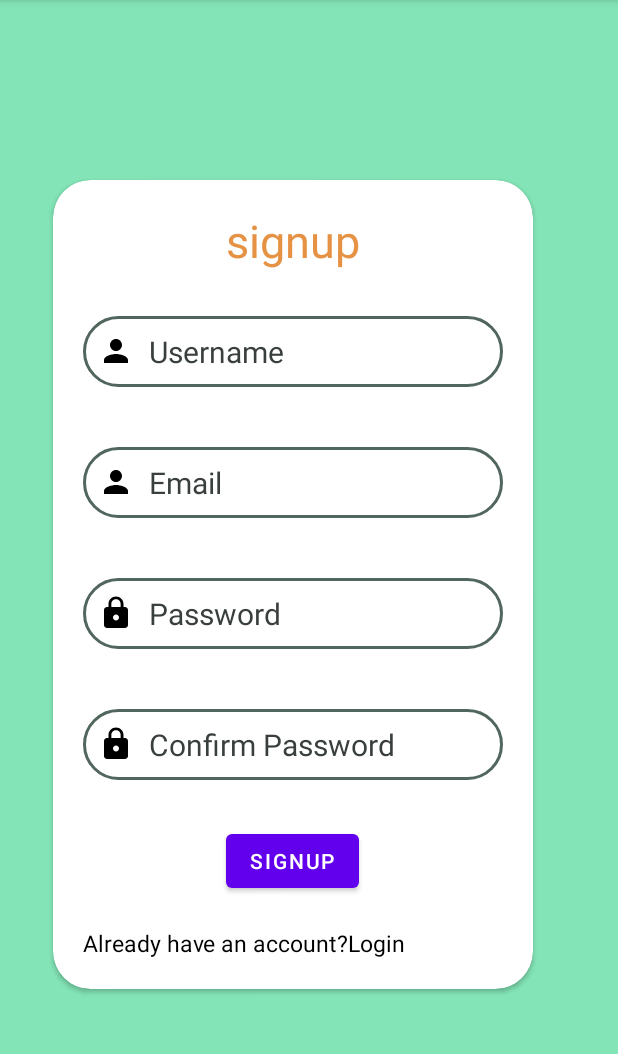
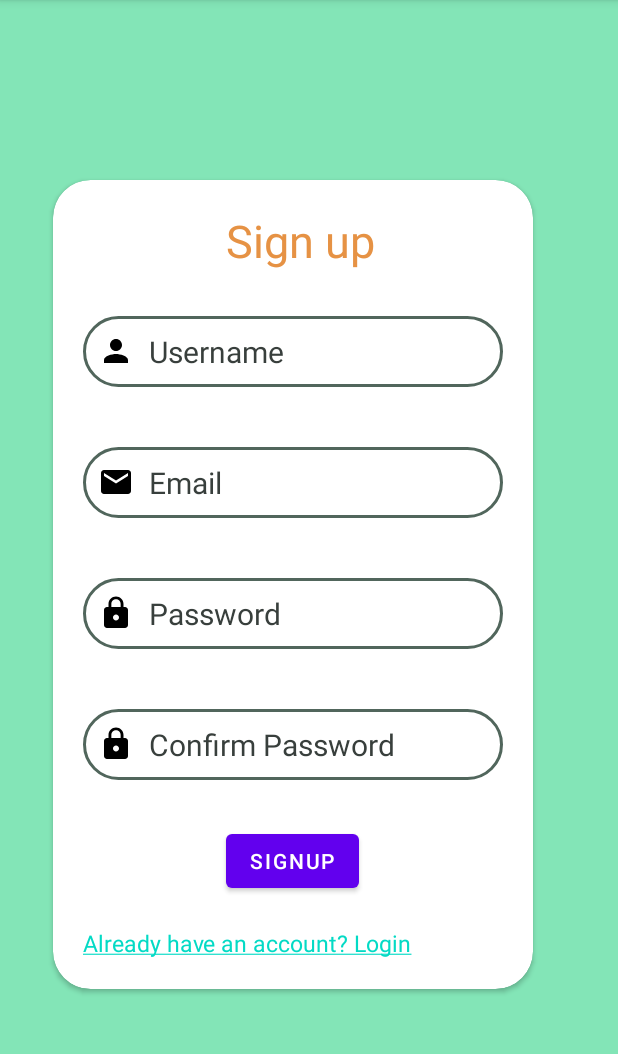
Before and after one commit to sundarraj-53/IOT-DASHBOARD, an Android app: the new3 screen opened directly, with no data from a screen before it, on a phone screen of 412 x 824 dp, the part 84-1138 px from its top. Run offline under Robolectric (Android 15) with nearby library versions, the phone set to English and light mode, and no system bars.

```diff
--- a/IOTDASH/app/build.gradle
+++ b/IOTDASH/app/build.gradle
@@ -22,6 +22,10 @@ android {
             proguardFiles getDefaultProguardFile('proguard-android-optimize.txt'), 'proguard-rules.pro'
         }
     }
+    buildFeatures{
+        viewBinding true
+
+    }
     compileOptions {
         sourceCompatibility JavaVersion.VERSION_1_8
         targetCompatibility JavaVersion.VERSION_1_8
--- a/IOTDASH/app/src/main/AndroidManifest.xml
+++ b/IOTDASH/app/src/main/AndroidManifest.xml
@@ -1,7 +1,6 @@
 <?xml version="1.0" encoding="utf-8"?>
 <manifest xmlns:android="http://schemas.android.com/apk/res/android"
     xmlns:tools="http://schemas.android.com/tools">
-
     <application
         android:allowBackup="true"
         android:dataExtractionRules="@xml/data_extraction_rules"
--- a/IOTDASH/app/src/main/java/com/example/iotdash/new3.java
+++ b/IOTDASH/app/src/main/java/com/example/iotdash/new3.java
@@ -4,32 +4,77 @@ import androidx.appcompat.app.AppCompatActivity;
 
 import android.content.Intent;
 import android.os.Bundle;
+import android.util.Patterns;
 import android.view.View;
 import android.widget.Button;
 import android.widget.EditText;
 import android.widget.TextView;
 import android.widget.Toast;
 
+import com.example.iotdash.databinding.ActivityNew3Binding;
+
 public class new3 extends AppCompatActivity {
 
-    TextView signup_text,Login_text;
-    EditText User_edit,Email_edit,Password_edit,CPassword_Edit;
-    Button Signup;
-
+    ActivityNew3Binding binding;
+    DBHandler db;
 
     @Override
     protected void onCreate(Bundle savedInstanceState) {
         super.onCreate(savedInstanceState);
-        setContentView(R.layout.activity_new3);
-        signup_text=findViewById(R.id.sign);
-        Login_text=findViewById(R.id.Login);
-        User_edit=findViewById(R.id.username);
-        Email_edit=findViewById(R.id.email);
-        Password_edit=findViewById(R.id.password);
-        CPassword_Edit=findViewById(R.id.c_password);
-        Signup=findViewById(R.id.sign_up_button);
+        binding=ActivityNew3Binding.inflate(getLayoutInflater());
+        setContentView(binding.getRoot());
 
-        Login_text.setOnClickListener(new View.OnClickListener() {
+        db= new DBHandler(this);
+
+
+        binding.signup.setOnClickListener(new View.OnClickListener() {
+            @Override
+            public void onClick(View v) {
+                String Username = binding.username.getText().toString();
+                String Email = binding.email.getText().toString();
+                String Password = binding.password.getText().toString();
+                String Cpassword = binding.cPassword.getText().toString();
+
+                if (Username.isEmpty() && Email.isEmpty() && Password.isEmpty() && Cpassword.isEmpty()) {
+                    Toast.makeText(new3.this, "Enter the Signup creditals", Toast.LENGTH_SHORT).show();
+                    return;
+                }
+                if (!Password.equals(Cpassword)) {
+                    Toast.makeText(new3.this, "Password does not match", Toast.LENGTH_SHORT).show();
+                }
+                if (!Patterns.EMAIL_ADDRESS.matcher(Email).matches()) {
+                    Toast.makeText(new3.this, "Enter the Valid Email Address", Toast.LENGTH_SHORT).show();
+                }
+                if (Password.length() > 15) {
+                    Toast.makeText(new3.this, "Password size is Not greater than 10", Toast.LENGTH_SHORT).show();
+                    return;
+                } else {
+
+                    if (Password.equals(Cpassword)) {
+                        Boolean checkUserEmail = db.checkEmail(Username,Email);
+//                        Email
+
+
+                        if (checkUserEmail == false) {
+                            Boolean insert = db.insertData(Username,Email,Password,Cpassword);
+//                            Email,
+                            if (insert == true) {
+                                Toast.makeText(new3.this, "Sign Up Successfully", Toast.LENGTH_SHORT).show();
+                                startActivity(new Intent(new3.this, MainActivity.class));
+                            } else {
+                                Toast.makeText(new3.this, "Sign up Failed", Toast.LENGTH_SHORT).show();
+                            }
+                        } else {
+                            Toast.makeText(new3.this, "User already existed please login", Toast.LENGTH_SHORT).show();
+                        }
+                    } else {
+                        Toast.makeText(new3.this, "Incorrect Password", Toast.LENGTH_SHORT).show();
+                    }
+                }
+            }
+
+        });
+        binding.Login.setOnClickListener(new View.OnClickListener() {
             @Override
             public void onClick(View v) {
                 startActivity(new Intent(new3.this,MainActivity.class));
--- /dev/null
+++ b/IOTDASH/app/src/main/res/drawable/baseline_group_24.xml
@@ -0,0 +1,5 @@
+<vector android:height="24dp" android:tint="#000000"
+    android:viewportHeight="24" android:viewportWidth="24"
+    android:width="24dp" xmlns:android="http://schemas.android.com/apk/res/android">
+    <path android:fillColor="@android:color/white" android:pathData="M16,11c1.66,0 2.99,-1.34 2.99,-3S17.66,5 16,5c-1.66,0 -3,1.34 -3,3s1.34,3 3,3zM8,11c1.66,0 2.99,-1.34 2.99,-3S9.66,5 8,5C6.34,5 5,6.34 5,8s1.34,3 3,3zM8,13c-2.33,0 -7,1.17 -7,3.5L1,19h14v-2.5c0,-2.33 -4.67,-3.5 -7,-3.5zM16,13c-0.29,0 -0.62,0.02 -0.97,0.05 1.16,0.84 1.97,1.97 1.97,3.45L17,19h6v-2.5c0,-2.33 -4.67,-3.5 -7,-3.5z"/>
+</vector>
--- /dev/null
+++ b/IOTDASH/app/src/main/res/drawable/baseline_mail_24.xml
@@ -0,0 +1,5 @@
+<vector android:height="24dp" android:tint="#000000"
+    android:viewportHeight="24" android:viewportWidth="24"
+    android:width="24dp" xmlns:android="http://schemas.android.com/apk/res/android">
+    <path android:fillColor="@android:color/white" android:pathData="M20,4L4,4c-1.1,0 -1.99,0.9 -1.99,2L2,18c0,1.1 0.9,2 2,2h16c1.1,0 2,-0.9 2,-2L22,6c0,-1.1 -0.9,-2 -2,-2zM20,8l-8,5 -8,-5L4,6l8,5 8,-5v2z"/>
+</vector>
--- a/IOTDASH/app/src/main/res/layout/activity_main.xml
+++ b/IOTDASH/app/src/main/res/layout/activity_main.xml
@@ -79,7 +79,7 @@
         <TextView
             android:layout_width="wrap_content"
             android:layout_height="wrap_content"
-            android:text="Create a New Account? Signup"
+            android:text="@string/TODO"
             android:id="@+id/tv2"
             android:layout_below="@id/button"
             android:textColor="@drawable/text_color"
--- a/IOTDASH/app/src/main/res/layout/activity_new3.xml
+++ b/IOTDASH/app/src/main/res/layout/activity_new3.xml
@@ -25,7 +25,7 @@
             <TextView
                 android:layout_width="wrap_content"
                 android:layout_height="wrap_content"
-                android:text="signup"
+                android:text="Sign up"
                 android:textSize="30dp"
                 android:textColor="#E69244"
                 android:id="@+id/sign"
@@ -49,6 +49,7 @@
                 android:drawableLeft="@drawable/baseline_person_24"
                 android:drawablePadding="10dp"
                 />
+
             <EditText
                 android:layout_width="match_parent"
                 android:layout_height="wrap_content"
@@ -63,7 +64,7 @@
                 android:textColorHint="#383F3C"
                 android:inputType="text"
                 android:layout_marginBottom="10dp"
-                android:drawableLeft="@drawable/baseline_person_24"
+                android:drawableLeft="@drawable/baseline_mail_24"
                 android:drawablePadding="10dp"
                 />
             <EditText
@@ -104,7 +105,7 @@
             <Button
                 android:layout_width="wrap_content"
                 android:layout_height="wrap_content"
-                android:id="@+id/sign_up_button"
+                android:id="@+id/signup"
                 android:layout_below="@id/c_password"
                 android:layout_marginTop="20dp"
                 android:layout_marginLeft="95dp"
@@ -113,9 +114,9 @@
             <TextView
                 android:layout_width="wrap_content"
                 android:layout_height="wrap_content"
-                android:text="Already have an account?Login"
+                android:text="@string/TODO1"
                 android:id="@+id/Login"
-                android:layout_below="@id/sign_up_button"
+                android:layout_below="@id/signup"
                 android:textColor="@drawable/text_color"
                 android:textSize="15dp"
                 android:layout_marginTop="20dp"
--- a/IOTDASH/app/src/main/res/values/strings.xml
+++ b/IOTDASH/app/src/main/res/values/strings.xml
@@ -1,4 +1,6 @@
 <resources>
     <string name="app_name">IOTDASH</string>
     <string name="Textview">Hello world</string>
+    <string name="TODO1"><a href="">Already have an account? Login</a></string>
+    <string name="TODO"><a href=" ">Create a New Account? Signup</a></string>
 </resources>
```
Also changed, not shown: IOTDASH/app/src/main/java/com/example/iotdash/DBHandler.java (added, +73 -0 lines), IOTDASH/app/src/main/java/com/example/iotdash/MainActivity.java (+71 -46 lines), 1 other file.
